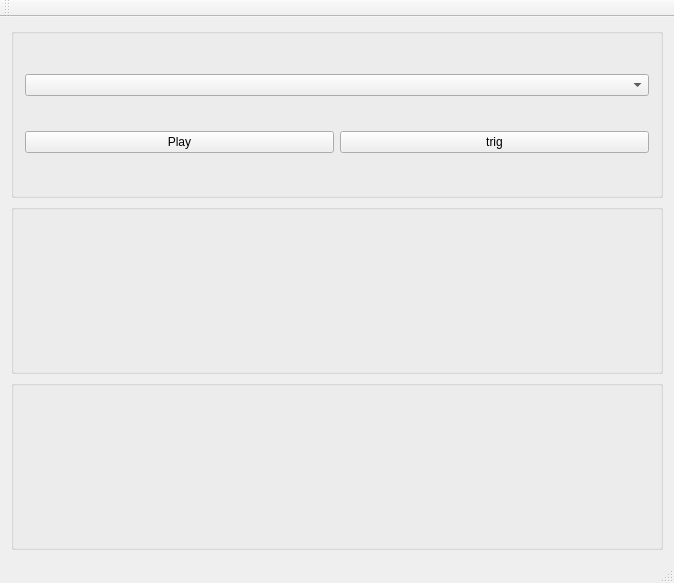
Old version of the form apps/synth/synth.ui in the repository cequenser/sequencer.
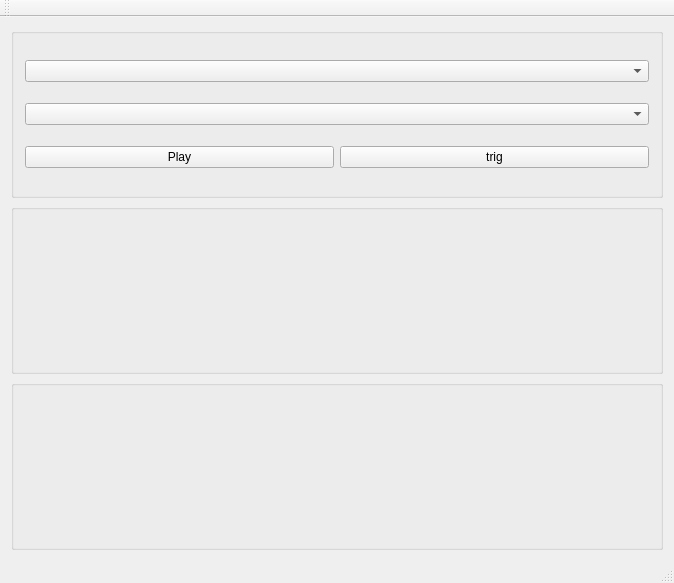
New version of the form. Custom widgets are drawn as their Qt base class.

Commit message: Add filters and overlay-add to synth

Diff of the .ui file:
```diff
--- a/apps/synth/synth.ui
+++ b/apps/synth/synth.ui
@@ -21,23 +21,26 @@
        <string/>
       </property>
       <layout class="QGridLayout" name="gridLayout_2">
-       <item row="1" column="0">
-        <widget class="QPushButton" name="play_button">
-         <property name="text">
-          <string>Play</string>
-         </property>
-        </widget>
-       </item>
-       <item row="1" column="1">
-        <widget class="QPushButton" name="trig_button">
-         <property name="text">
-          <string>trig</string>
-         </property>
-        </widget>
-       </item>
        <item row="0" column="0" colspan="2">
         <widget class="QComboBox" name="audio_device_box"/>
        </item>
+       <item row="2" column="1">
+        <widget class="QPushButton" name="trig_button">
+         <property name="text">
+          <string>trig</string>
+         </property>
+        </widget>
+       </item>
+       <item row="2" column="0">
+        <widget class="QPushButton" name="play_button">
+         <property name="text">
+          <string>Play</string>
+         </property>
+        </widget>
+       </item>
+       <item row="1" column="0" colspan="2">
+        <widget class="QComboBox" name="midiin_box"/>
+       </item>
       </layout>
      </widget>
     </item>
```
Left out of the diff: 27 changed lines with no effect on the pictures. The commit also changes 28 other files.
